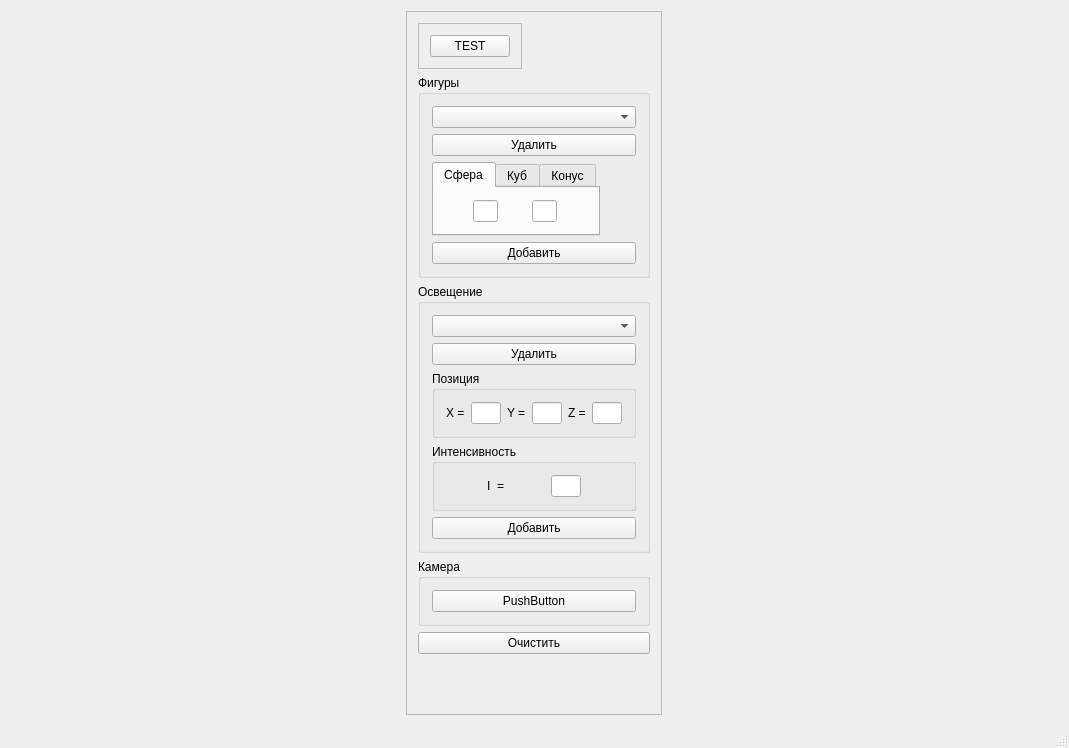
Before: the Qt Designer form Course Work/CourseWork/mainwindow.ui in AirEM/university, drawn with Qt 5.
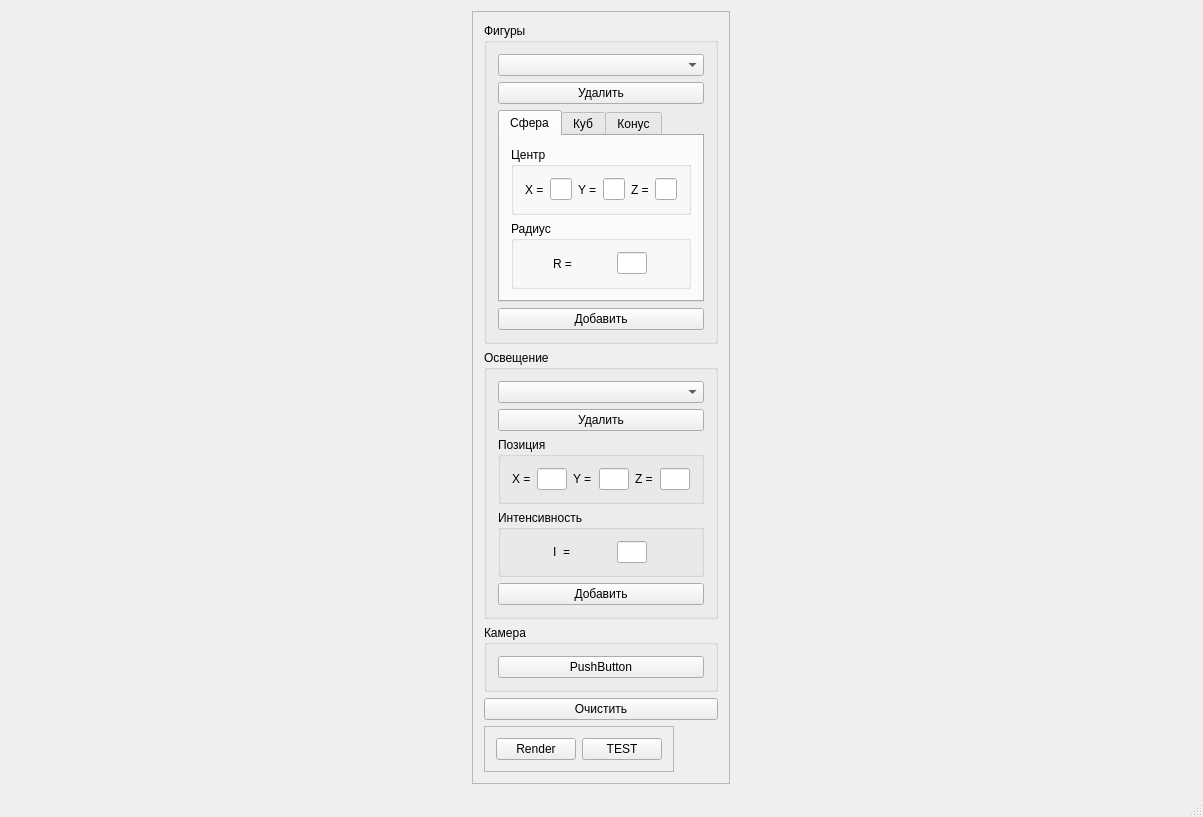
After: the same form once the commit is applied.

What changed in the file:
```diff
--- a/Course Work/CourseWork/mainwindow.ui
+++ b/Course Work/CourseWork/mainwindow.ui
@@ -6,8 +6,8 @@
    <rect>
     <x>0</x>
     <y>0</y>
-    <width>1069</width>
-    <height>748</height>
+    <width>1203</width>
+    <height>791</height>
    </rect>
   </property>
   <property name="sizePolicy">
@@ -24,7 +24,7 @@
     <item>
      <widget class="QFrame" name="rightFrame">
       <property name="sizePolicy">
-       <sizepolicy hsizetype="Maximum" vsizetype="Minimum">
+       <sizepolicy hsizetype="Maximum" vsizetype="Maximum">
         <horstretch>0</horstretch>
         <verstretch>0</verstretch>
        </sizepolicy>
@@ -36,31 +36,6 @@
        <enum>QFrame::Raised</enum>
       </property>
       <layout class="QVBoxLayout" name="verticalLayout_2">
-       <item>
-        <widget class="QFrame" name="buttonFrame">
-         <property name="sizePolicy">
-          <sizepolicy hsizetype="Maximum" vsizetype="Maximum">
-           <horstretch>0</horstretch>
-           <verstretch>0</verstretch>
-          </sizepolicy>
-         </property>
-         <property name="frameShape">
-          <enum>QFrame::StyledPanel</enum>
-         </property>
-         <property name="frameShadow">
-          <enum>QFrame::Raised</enum>
-         </property>
-         <layout class="QVBoxLayout" name="verticalLayout">
-          <item>
-           <widget class="QPushButton" name="loadPushButton">
-            <property name="text">
-             <string>TEST</string>
-            </property>
-           </widget>
-          </item>
-         </layout>
-        </widget>
-       </item>
        <item>
         <widget class="QGroupBox" name="figureGroupBox">
          <property name="title">
@@ -92,37 +67,127 @@
              <attribute name="title">
               <string>Сфера</string>
              </attribute>
-             <layout class="QHBoxLayout" name="horizontalLayout_2">
+             <layout class="QVBoxLayout" name="verticalLayout_5">
               <item>
-               <widget class="QLineEdit" name="lineEdit">
-                <property name="sizePolicy">
-                 <sizepolicy hsizetype="Maximum" vsizetype="Maximum">
-                  <horstretch>0</horstretch>
-                  <verstretch>0</verstretch>
-                 </sizepolicy>
+               <widget class="QGroupBox" name="shpereCentreGroupBox">
+                <property name="title">
+                 <string>Центр</string>
                 </property>
-                <property name="maximumSize">
-                 <size>
-                  <width>25</width>
-                  <height>16777215</height>
-                 </size>
-                </property>
+                <layout class="QHBoxLayout" name="horizontalLayout_2">
+                 <item>
+                  <widget class="QLabel" name="label">
+                   <property name="text">
+                    <string>X =</string>
+                   </property>
+                  </widget>
+                 </item>
+                 <item>
+                  <widget class="QLineEdit" name="lineEdit_3">
+                   <property name="sizePolicy">
+                    <sizepolicy hsizetype="Maximum" vsizetype="Fixed">
+                     <horstretch>0</horstretch>
+                     <verstretch>0</verstretch>
+                    </sizepolicy>
+                   </property>
+                   <property name="maximumSize">
+                    <size>
+                     <width>30</width>
+                     <height>16777215</height>
+                    </size>
+                   </property>
+                  </widget>
+                 </item>
+                 <item>
+                  <widget class="QLabel" name="label_2">
+                   <property name="text">
+                    <string>Y =</string>
+                   </property>
+                  </widget>
+                 </item>
+                 <item>
+                  <widget class="QLineEdit" name="lineEdit">
+                   <property name="sizePolicy">
+                    <sizepolicy hsizetype="Maximum" vsizetype="Fixed">
+                     <horstretch>0</horstretch>
+                     <verstretch>0</verstretch>
+                    </sizepolicy>
+                   </property>
+                   <property name="maximumSize">
+                    <size>
+                     <width>30</width>
+                     <height>16777215</height>
+                    </size>
+                   </property>
+                  </widget>
+                 </item>
+                 <item>
+                  <widget class="QLabel" name="label_3">
+                   <property name="text">
+                    <string>Z =</string>
+                   </property>
+                  </widget>
+                 </item>
+                 <item>
+                  <widget class="QLineEdit" name="lineEdit_2">
+                   <property name="sizePolicy">
+                    <sizepolicy hsizetype="Maximum" vsizetype="Fixed">
+                     <horstretch>0</horstretch>
+                     <verstretch>0</verstretch>
+                    </sizepolicy>
+                   </property>
+                   <property name="maximumSize">
+                    <size>
+                     <width>30</width>
+                     <height>16777215</height>
+                    </size>
+                   </property>
+                  </widget>
+                 </item>
+                </layout>
                </widget>
               </item>
               <item>
-               <widget class="QLineEdit" name="lineEdit_2">
-                <property name="sizePolicy">
-                 <sizepolicy hsizetype="Maximum" vsizetype="Maximum">
-                  <horstretch>0</horstretch>
-                  <verstretch>0</verstretch>
-                 </sizepolicy>
+               <widget class="QGroupBox" name="sphereRadiusGroupBox">
+                <property name="title">
+                 <string>Радиус</string>
                 </property>
-                <property name="maximumSize">
-                 <size>
-                  <width>25</width>
-                  <height>16777215</height>
-                 </size>
-                </property>
+                <layout class="QHBoxLayout" name="horizontalLayout_5">
+                 <item>
+                  <widget class="QLabel" name="label_4">
+                   <property name="sizePolicy">
+                    <sizepolicy hsizetype="Maximum" vsizetype="Preferred">
+                     <horstretch>0</horstretch>
+                     <verstretch>0</verstretch>
+                    </sizepolicy>
+                   </property>
+                   <property name="maximumSize">
+                    <size>
+                     <width>30</width>
+                     <height>16777215</height>
+                    </size>
+                   </property>
+                   <property name="text">
+                    <string>R =</string>
+                   </property>
+                  </widget>
+                 </item>
+                 <item>
+                  <widget class="QLineEdit" name="lineEdit_4">
+                   <property name="sizePolicy">
+                    <sizepolicy hsizetype="Maximum" vsizetype="Fixed">
+                     <horstretch>0</horstretch>
+                     <verstretch>0</verstretch>
+                    </sizepolicy>
+                   </property>
+                   <property name="maximumSize">
+                    <size>
+                     <width>30</width>
+                     <height>16777215</height>
+                    </size>
+                   </property>
+                  </widget>
+                 </item>
+                </layout>
                </widget>
               </item>
              </layout>
@@ -323,6 +388,38 @@
          </property>
         </widget>
        </item>
+       <item>
+        <widget class="QFrame" name="buttonFrame">
+         <property name="sizePolicy">
+          <sizepolicy hsizetype="Maximum" vsizetype="Maximum">
+           <horstretch>0</horstretch>
+           <verstretch>0</verstretch>
+          </sizepolicy>
+         </property>
+         <property name="frameShape">
+          <enum>QFrame::StyledPanel</enum>
+         </property>
+         <property name="frameShadow">
+          <enum>QFrame::Raised</enum>
+         </property>
+         <layout class="QHBoxLayout" name="horizontalLayout_7">
+          <item>
+           <widget class="QPushButton" name="renderPushButton">
+            <property name="text">
+             <string>Render</string>
+            </property>
+           </widget>
+          </item>
+          <item>
+           <widget class="QPushButton" name="loadPushButton">
+            <property name="text">
+             <string>TEST</string>
+            </property>
+           </widget>
+          </item>
+         </layout>
+        </widget>
+       </item>
        <item>
         <spacer name="verticalSpacer">
          <property name="orientation">
```
Left out of the diff: 8 changed lines with no effect on the pictures.
